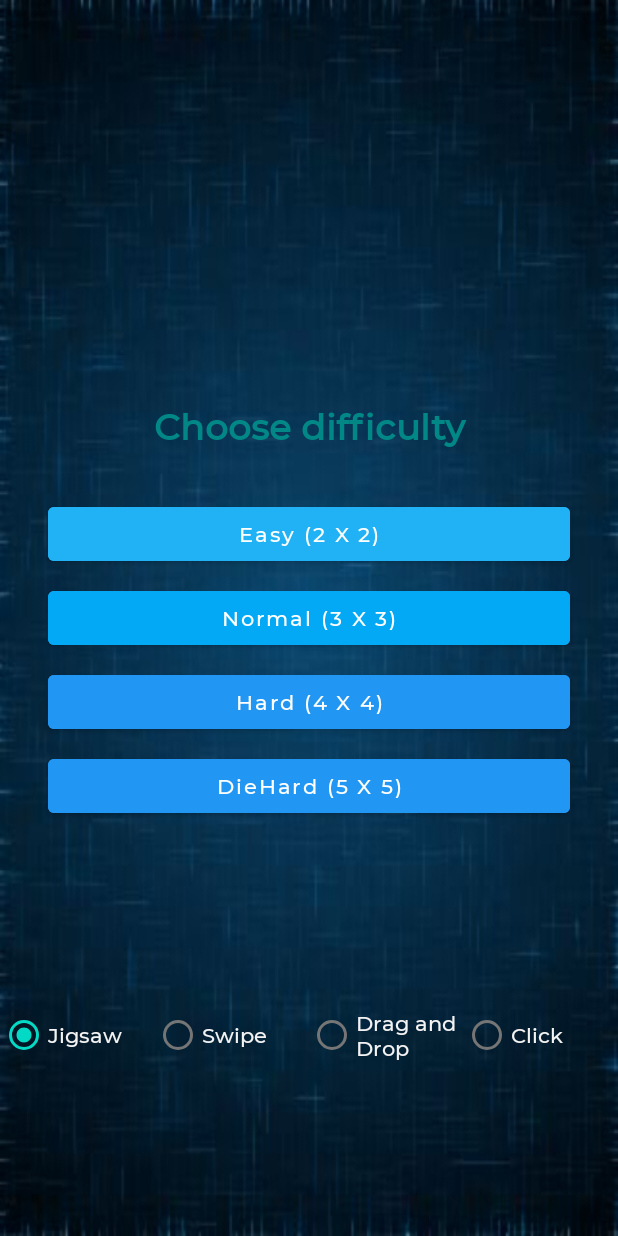
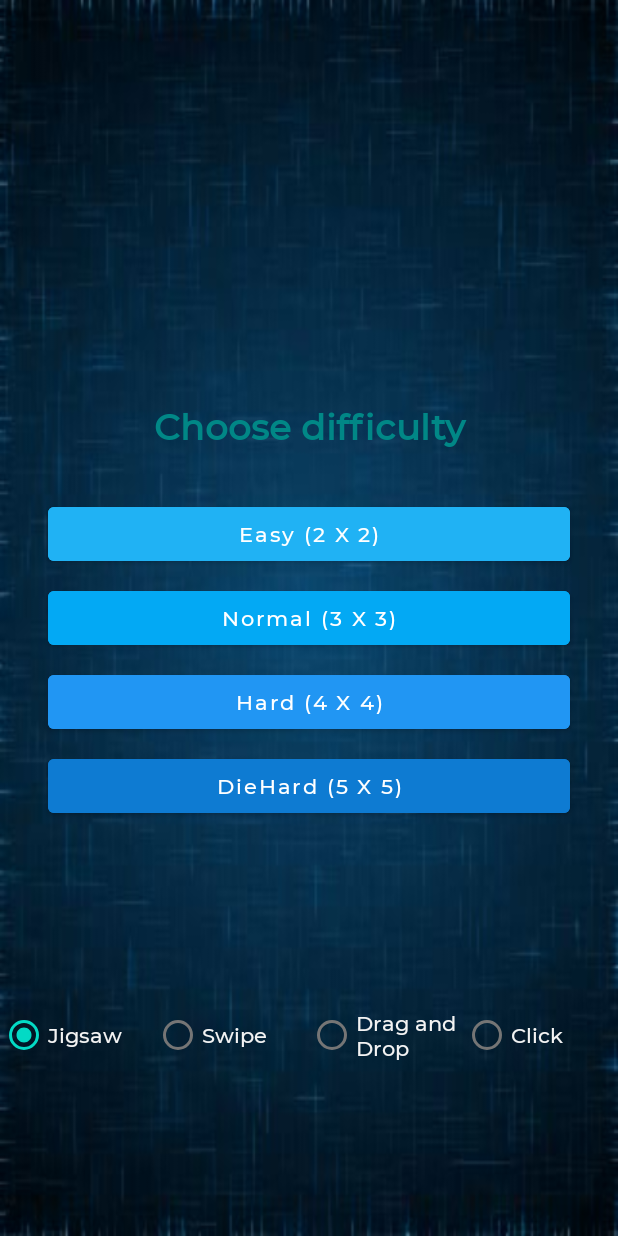
Before and after one commit to HosseinMirzaei47/puzzle, an Android app: the LevelFragment screen opened through its navigation route, on a phone screen of 412 x 824 dp. Run offline under Robolectric (Android 15) with nearby library versions, the light colour scheme and no system bars; our stand-ins replace Dagger/Hilt's generated code, data binding; libraries missing offline, so code that uses them is left out: com.karumi.dexter; 1 statement that could not run was skipped.

Commit message:
Changed dieHard button color.

```diff
--- a/app/src/main/res/layout/fragment_level.xml
+++ b/app/src/main/res/layout/fragment_level.xml
@@ -72,7 +72,7 @@
                 android:layout_marginStart="@dimen/margin_large"
                 android:layout_marginEnd="@dimen/margin_large"
                 android:layout_marginBottom="@dimen/margin_small"
-                android:backgroundTint="@color/hardLevel"
+                android:backgroundTint="@color/dieHardLevel"
                 android:text="@string/dieHard"
                 android:textAllCaps="false"
                 tools:targetApi="lollipop" />
```
